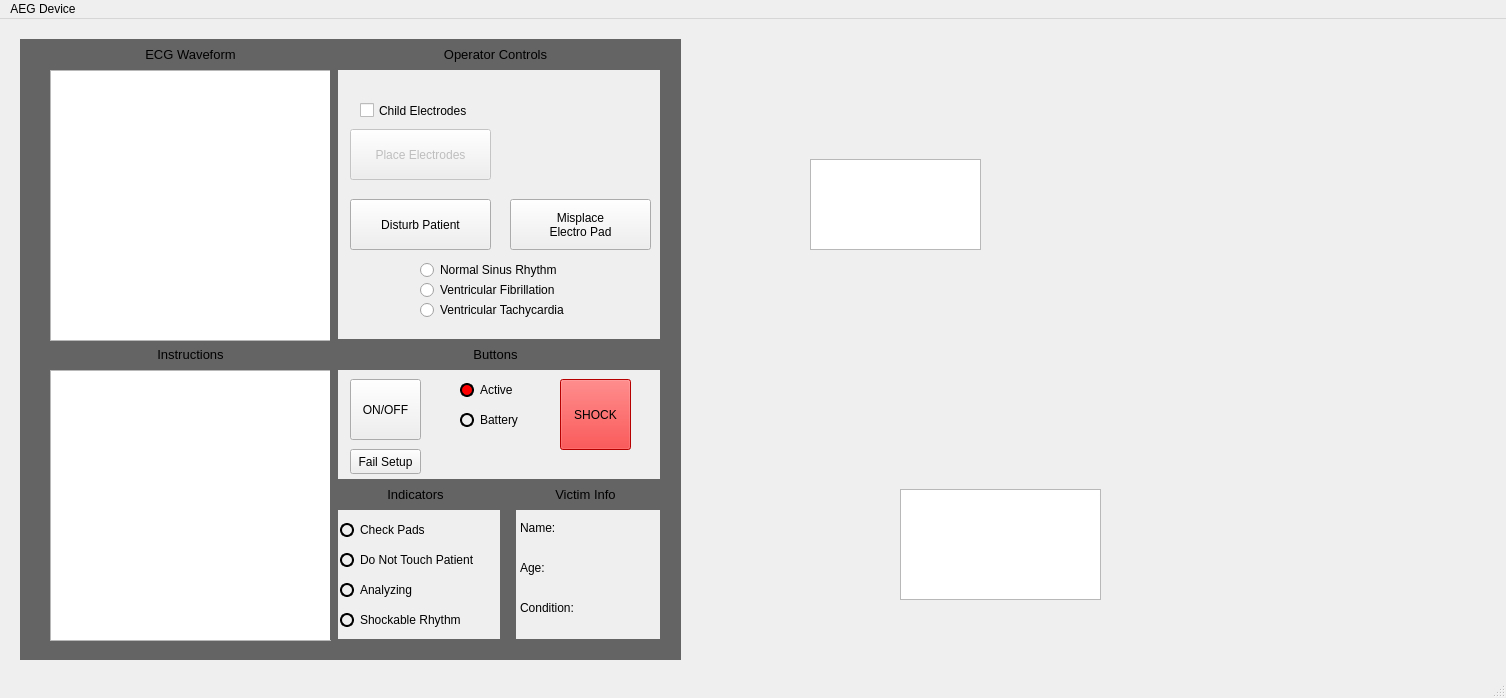
This is COMP3004-FA/mainwindow.ui in ConnorG1067/COMP3004-FA as Qt 5 draws it before an edit. The edited form follows.
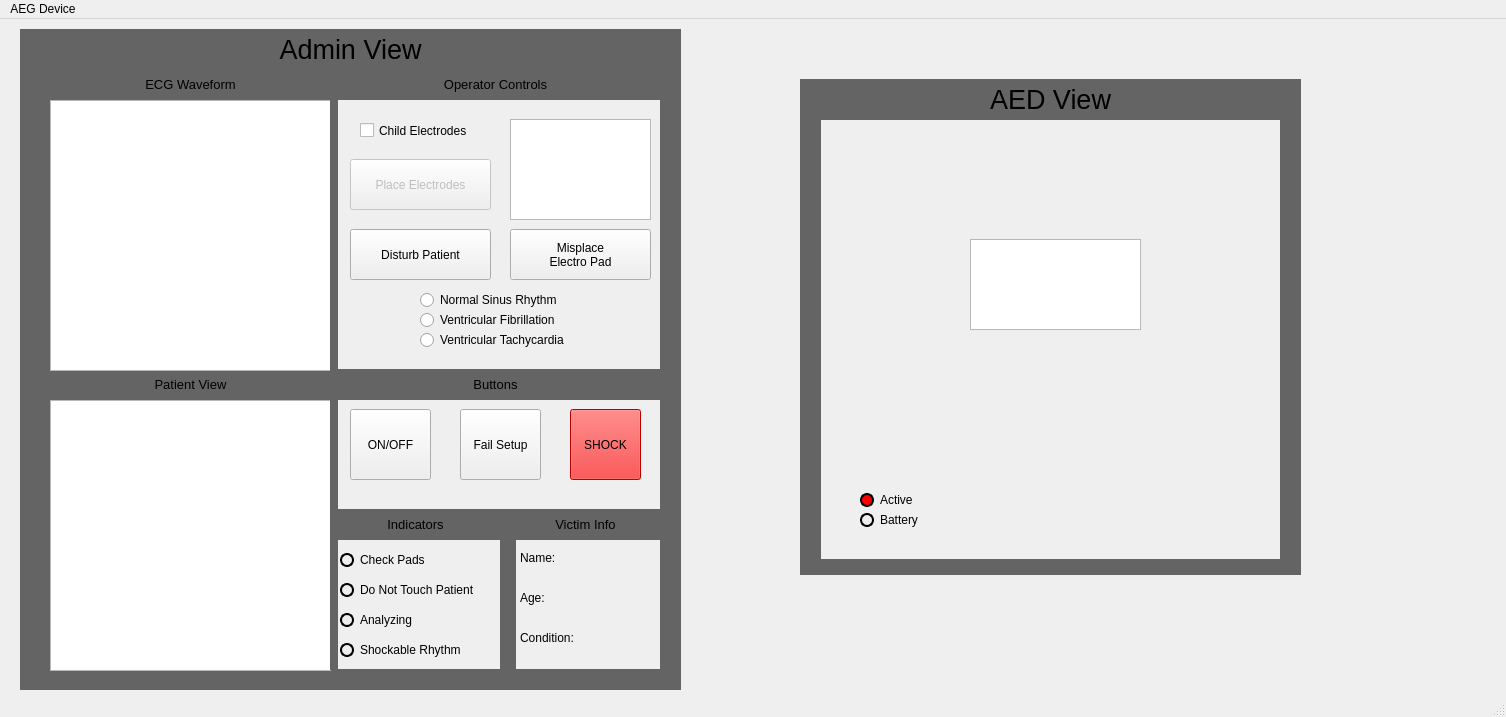
This is the edited form. Icons and pictures are not drawn.

The edit to the form file:
```diff
--- a/COMP3004-FA/mainwindow.ui
+++ b/COMP3004-FA/mainwindow.ui
@@ -7,7 +7,7 @@
     <x>0</x>
     <y>0</y>
     <width>1506</width>
-    <height>698</height>
+    <height>717</height>
    </rect>
   </property>
   <property name="windowTitle">
@@ -21,7 +21,7 @@
     <property name="geometry">
      <rect>
       <x>50</x>
-      <y>20</y>
+      <y>50</y>
       <width>281</width>
       <height>31</height>
      </rect>
@@ -41,7 +41,7 @@
     <property name="geometry">
      <rect>
       <x>330</x>
-      <y>20</y>
+      <y>50</y>
       <width>331</width>
       <height>31</height>
      </rect>
@@ -64,7 +64,7 @@
     <property name="geometry">
      <rect>
       <x>20</x>
-      <y>20</y>
+      <y>50</y>
       <width>31</width>
       <height>621</height>
      </rect>
@@ -84,7 +84,7 @@
     <property name="geometry">
      <rect>
       <x>330</x>
-      <y>320</y>
+      <y>350</y>
       <width>331</width>
       <height>31</height>
      </rect>
@@ -104,7 +104,7 @@
     <property name="geometry">
      <rect>
       <x>50</x>
-      <y>320</y>
+      <y>350</y>
       <width>281</width>
       <height>31</height>
      </rect>
@@ -117,16 +117,16 @@
 &lt;html&gt;&lt;head&gt;&lt;meta name=&quot;qrichtext&quot; content=&quot;1&quot; /&gt;&lt;style type=&quot;text/css&quot;&gt;
 p, li { white-space: pre-wrap; }
 &lt;/style&gt;&lt;/head&gt;&lt;body style=&quot; font-family:'Sans'; font-size:10pt; font-weight:400; font-style:normal;&quot;&gt;
-&lt;p align=&quot;center&quot; style=&quot; margin-top:12px; margin-bottom:12px; margin-left:0px; margin-right:0px; -qt-block-indent:0; text-indent:0px;&quot;&gt;Instructions&lt;/p&gt;&lt;/body&gt;&lt;/html&gt;</string>
+&lt;p align=&quot;center&quot; style=&quot; margin-top:12px; margin-bottom:12px; margin-left:0px; margin-right:0px; -qt-block-indent:0; text-indent:0px;&quot;&gt;Patient View&lt;/p&gt;&lt;/body&gt;&lt;/html&gt;</string>
     </property>
    </widget>
    <widget class="QPushButton" name="onOffBtn">
     <property name="geometry">
      <rect>
       <x>350</x>
-      <y>360</y>
-      <width>71</width>
-      <height>61</height>
+      <y>390</y>
+      <width>81</width>
+      <height>71</height>
      </rect>
     </property>
     <property name="text">
@@ -136,8 +136,8 @@
    <widget class="QPushButton" name="shock">
     <property name="geometry">
      <rect>
-      <x>560</x>
-      <y>360</y>
+      <x>570</x>
+      <y>390</y>
       <width>71</width>
       <height>71</height>
      </rect>
@@ -154,7 +154,7 @@
     <property name="geometry">
      <rect>
       <x>340</x>
-      <y>500</y>
+      <y>530</y>
       <width>101</width>
       <height>22</height>
      </rect>
@@ -182,7 +182,7 @@
     <property name="geometry">
      <rect>
       <x>340</x>
-      <y>530</y>
+      <y>560</y>
       <width>171</width>
       <height>22</height>
      </rect>
@@ -210,7 +210,7 @@
     <property name="geometry">
      <rect>
       <x>340</x>
-      <y>560</y>
+      <y>590</y>
       <width>141</width>
       <height>22</height>
      </rect>
@@ -234,40 +234,6 @@
      <string>Analyzing</string>
     </property>
    </widget>
-   <widget class="QRadioButton" name="activeIndicator">
-    <property name="geometry">
-     <rect>
-      <x>460</x>
-      <y>360</y>
-      <width>91</width>
-      <height>22</height>
-     </rect>
-    </property>
-    <property name="styleSheet">
-     <string notr="true">QRadioButton {
-    color:                  black;
-}
-
-QRadioButton::indicator {
-    width:                  10px;
-    height:                 10px;
-    border-radius:          7px;
-}
-
-QRadioButton::indicator:checked {
-    background-color:       green;
-    border:                 2px solid black;
-}
-
-QRadioButton::indicator:unchecked {
-    background-color:       red;
-    border:                 2px solid black;
-}</string>
-    </property>
-    <property name="text">
-     <string>Active</string>
-    </property>
-   </widget>
    <widget class="QPushButton" name="placeElectrodesBtn">
     <property name="enabled">
      <bool>false</bool>
@@ -275,7 +241,7 @@
     <property name="geometry">
      <rect>
       <x>350</x>
-      <y>110</y>
+      <y>140</y>
       <width>141</width>
       <height>51</height>
      </rect>
@@ -288,7 +254,7 @@
     <property name="geometry">
      <rect>
       <x>340</x>
-      <y>590</y>
+      <y>620</y>
       <width>141</width>
       <height>22</height>
      </rect>
@@ -316,7 +282,7 @@
     <property name="geometry">
      <rect>
       <x>350</x>
-      <y>180</y>
+      <y>210</y>
       <width>141</width>
       <height>51</height>
      </rect>
@@ -325,44 +291,11 @@
      <string>Disturb Patient</string>
     </property>
    </widget>
-   <widget class="QRadioButton" name="batteryIndicator">
-    <property name="geometry">
-     <rect>
-      <x>460</x>
-      <y>390</y>
-      <width>91</width>
-      <height>22</height>
-     </rect>
-    </property>
-    <property name="styleSheet">
-     <string notr="true">QRadioButton {
-    color:                  black;
-}
-
-QRadioButton::indicator {
-    width:                  10px;
-    height:                 10px;
-    border-radius:          7px;
-}
-
-QRadioButton::indicator:checked {
-    background-color:       green;
-    border:                 2px solid black;
-}
-
-QRadioButton::indicator:unchecked {
-    border:                 2px solid black;
-}</string>
-    </property>
-    <property name="text">
-     <string>Battery</string>
-    </property>
-   </widget>
    <widget class="QRadioButton" name="ventricularFibrillationRB">
     <property name="geometry">
      <rect>
       <x>420</x>
-      <y>260</y>
+      <y>290</y>
       <width>161</width>
       <height>22</height>
      </rect>
@@ -375,7 +308,7 @@
     <property name="geometry">
      <rect>
       <x>30</x>
-      <y>620</y>
+      <y>650</y>
       <width>651</width>
       <height>21</height>
      </rect>
@@ -395,7 +328,7 @@
     <property name="geometry">
      <rect>
       <x>660</x>
-      <y>20</y>
+      <y>50</y>
       <width>21</width>
       <height>611</height>
      </rect>
@@ -415,7 +348,7 @@
     <property name="geometry">
      <rect>
       <x>50</x>
-      <y>351</y>
+      <y>381</y>
       <width>281</width>
       <height>271</height>
      </rect>
@@ -425,7 +358,7 @@
     <property name="geometry">
      <rect>
       <x>50</x>
-      <y>51</y>
+      <y>81</y>
       <width>281</width>
       <height>271</height>
      </rect>
@@ -434,10 +367,10 @@
    <widget class="QPushButton" name="failSetUpBtn">
     <property name="geometry">
      <rect>
-      <x>350</x>
-      <y>430</y>
-      <width>71</width>
-      <height>25</height>
+      <x>460</x>
+      <y>390</y>
+      <width>81</width>
+      <height>71</height>
      </rect>
     </property>
     <property name="text">
@@ -448,7 +381,7 @@
     <property name="geometry">
      <rect>
       <x>520</x>
-      <y>500</y>
+      <y>530</y>
       <width>62</width>
       <height>17</height>
      </rect>
@@ -461,7 +394,7 @@
     <property name="geometry">
      <rect>
       <x>500</x>
-      <y>490</y>
+      <y>520</y>
       <width>16</width>
       <height>131</height>
      </rect>
@@ -481,7 +414,7 @@
     <property name="geometry">
      <rect>
       <x>500</x>
-      <y>460</y>
+      <y>490</y>
       <width>171</width>
       <height>31</height>
      </rect>
@@ -501,7 +434,7 @@
     <property name="geometry">
      <rect>
       <x>520</x>
-      <y>540</y>
+      <y>570</y>
       <width>62</width>
       <height>17</height>
      </rect>
@@ -514,7 +447,7 @@
     <property name="geometry">
      <rect>
       <x>520</x>
-      <y>580</y>
+      <y>610</y>
       <width>71</width>
       <height>17</height>
      </rect>
@@ -527,7 +460,7 @@
     <property name="geometry">
      <rect>
       <x>330</x>
-      <y>50</y>
+      <y>80</y>
       <width>8</width>
       <height>571</height>
      </rect>
@@ -547,7 +480,7 @@
     <property name="geometry">
      <rect>
       <x>520</x>
-      <y>520</y>
+      <y>550</y>
       <width>62</width>
       <height>17</height>
      </rect>
@@ -565,7 +498,7 @@
     <property name="geometry">
      <rect>
       <x>520</x>
-      <y>560</y>
+      <y>590</y>
       <width>62</width>
       <height>17</height>
      </rect>
@@ -583,7 +516,7 @@
     <property name="geometry">
      <rect>
       <x>520</x>
-      <y>600</y>
+      <y>630</y>
       <width>141</width>
       <height>17</height>
      </rect>
@@ -601,7 +534,7 @@
     <property name="geometry">
      <rect>
       <x>330</x>
-      <y>460</y>
+      <y>490</y>
       <width>171</width>
       <height>31</height>
      </rect>
@@ -624,7 +557,7 @@
     <property name="geometry">
      <rect>
       <x>510</x>
-      <y>180</y>
+      <y>210</y>
       <width>141</width>
       <height>51</height>
      </rect>
@@ -637,10 +570,10 @@
    <widget class="QTextEdit" name="textInstructions">
     <property name="geometry">
      <rect>
-      <x>900</x>
-      <y>470</y>
-      <width>201</width>
-      <height>111</height>
+      <x>510</x>
+      <y>100</y>
+      <width>141</width>
+      <height>101</height>
      </rect>
     </property>
    </widget>
@@ -648,7 +581,7 @@
     <property name="geometry">
      <rect>
       <x>420</x>
-      <y>280</y>
+      <y>310</y>
       <width>181</width>
       <height>22</height>
      </rect>
@@ -661,7 +594,7 @@
     <property name="geometry">
      <rect>
       <x>420</x>
-      <y>240</y>
+      <y>270</y>
       <width>161</width>
       <height>22</height>
      </rect>
@@ -673,8 +606,8 @@
    <widget class="QLabel" name="label_3">
     <property name="geometry">
      <rect>
-      <x>690</x>
-      <y>30</y>
+      <x>850</x>
+      <y>110</y>
       <width>411</width>
       <height>421</height>
      </rect>
@@ -689,8 +622,8 @@
    <widget class="QPushButton" name="powerButton">
     <property name="geometry">
      <rect>
-      <x>690</x>
-      <y>40</y>
+      <x>850</x>
+      <y>120</y>
       <width>101</width>
       <height>91</height>
      </rect>
@@ -721,8 +654,8 @@
    <widget class="QPushButton" name="childButton">
     <property name="geometry">
      <rect>
-      <x>966</x>
-      <y>299</y>
+      <x>1126</x>
+      <y>379</y>
       <width>70</width>
       <height>70</height>
      </rect>
@@ -750,8 +683,8 @@
    <widget class="QPushButton" name="shockButton">
     <property name="geometry">
      <rect>
-      <x>865</x>
-      <y>350</y>
+      <x>1025</x>
+      <y>430</y>
       <width>70</width>
       <height>71</height>
      </rect>
@@ -780,7 +713,7 @@
     <property name="geometry">
      <rect>
       <x>360</x>
-      <y>80</y>
+      <y>100</y>
       <width>131</width>
       <height>23</height>
      </rect>
@@ -792,8 +725,8 @@
    <widget class="QGraphicsView" name="imageInstructionGraphics">
     <property name="geometry">
      <rect>
-      <x>810</x>
-      <y>140</y>
+      <x>970</x>
+      <y>220</y>
       <width>171</width>
       <height>91</height>
      </rect>
@@ -804,6 +737,173 @@
 }</string>
     </property>
    </widget>
+   <widget class="QLabel" name="label_9">
+    <property name="geometry">
+     <rect>
+      <x>20</x>
+      <y>10</y>
+      <width>661</width>
+      <height>41</height>
+     </rect>
+    </property>
+    <property name="styleSheet">
+     <string notr="true">QLabel{background-color: rgb(100,100,100)}</string>
+    </property>
+    <property name="text">
+     <string>&lt;!DOCTYPE HTML PUBLIC &quot;-//W3C//DTD HTML 4.0//EN&quot; &quot;http://www.w3.org/TR/REC-html40/strict.dtd&quot;&gt;
+&lt;html&gt;&lt;head&gt;&lt;meta name=&quot;qrichtext&quot; content=&quot;1&quot; /&gt;&lt;style type=&quot;text/css&quot;&gt;
+p, li { white-space: pre-wrap; }
+&lt;/style&gt;&lt;/head&gt;&lt;body style=&quot; font-family:'Sans'; font-size:10pt; font-weight:400; font-style:normal;&quot;&gt;
+&lt;p align=&quot;center&quot; dir='rtl' style=&quot; margin-top:12px; margin-bottom:12px; margin-left:0px; margin-right:0px; -qt-block-indent:0; text-indent:0px;&quot;&gt;&lt;span style=&quot; font-size:20pt;&quot;&gt;Admin View&lt;/span&gt;&lt;/p&gt;&lt;/body&gt;&lt;/html&gt;</string>
+    </property>
+   </widget>
+   <widget class="QLabel" name="label_10">
+    <property name="geometry">
+     <rect>
+      <x>800</x>
+      <y>60</y>
+      <width>501</width>
+      <height>41</height>
+     </rect>
+    </property>
+    <property name="styleSheet">
+     <string notr="true">QLabel{background-color: rgb(100,100,100)}</string>
+    </property>
+    <property name="text">
+     <string>&lt;!DOCTYPE HTML PUBLIC &quot;-//W3C//DTD HTML 4.0//EN&quot; &quot;http://www.w3.org/TR/REC-html40/strict.dtd&quot;&gt;
+&lt;html&gt;&lt;head&gt;&lt;meta name=&quot;qrichtext&quot; content=&quot;1&quot; /&gt;&lt;style type=&quot;text/css&quot;&gt;
+p, li { white-space: pre-wrap; }
+&lt;/style&gt;&lt;/head&gt;&lt;body style=&quot; font-family:'Sans'; font-size:10pt; font-weight:400; font-style:normal;&quot;&gt;
+&lt;p align=&quot;center&quot; dir='rtl' style=&quot; margin-top:12px; margin-bottom:12px; margin-left:0px; margin-right:0px; -qt-block-indent:0; text-indent:0px;&quot;&gt;&lt;span style=&quot; font-size:20pt;&quot;&gt;AED View&lt;/span&gt;&lt;/p&gt;&lt;/body&gt;&lt;/html&gt;</string>
+    </property>
+   </widget>
+   <widget class="QLabel" name="label_14">
+    <property name="geometry">
+     <rect>
+      <x>800</x>
+      <y>100</y>
+      <width>21</width>
+      <height>451</height>
+     </rect>
+    </property>
+    <property name="styleSheet">
+     <string notr="true">QLabel{background-color: rgb(100,100,100)}</string>
+    </property>
+    <property name="text">
+     <string>&lt;!DOCTYPE HTML PUBLIC &quot;-//W3C//DTD HTML 4.0//EN&quot; &quot;http://www.w3.org/TR/REC-html40/strict.dtd&quot;&gt;
+&lt;html&gt;&lt;head&gt;&lt;meta name=&quot;qrichtext&quot; content=&quot;1&quot; /&gt;&lt;style type=&quot;text/css&quot;&gt;
+p, li { white-space: pre-wrap; }
+&lt;/style&gt;&lt;/head&gt;&lt;body style=&quot; font-family:'Sans'; font-size:10pt; font-weight:400; font-style:normal;&quot;&gt;
+&lt;p align=&quot;center&quot; dir='rtl' style=&quot;-qt-paragraph-type:empty; margin-top:12px; margin-bottom:12px; margin-left:0px; margin-right:0px; -qt-block-indent:0; text-indent:0px;&quot;&gt;&lt;br /&gt;&lt;/p&gt;&lt;/body&gt;&lt;/html&gt;</string>
+    </property>
+   </widget>
+   <widget class="QLabel" name="label_16">
+    <property name="geometry">
+     <rect>
+      <x>800</x>
+      <y>540</y>
+      <width>501</width>
+      <height>16</height>
+     </rect>
+    </property>
+    <property name="styleSheet">
+     <string notr="true">QLabel{background-color: rgb(100,100,100)}</string>
+    </property>
+    <property name="text">
+     <string>&lt;!DOCTYPE HTML PUBLIC &quot;-//W3C//DTD HTML 4.0//EN&quot; &quot;http://www.w3.org/TR/REC-html40/strict.dtd&quot;&gt;
+&lt;html&gt;&lt;head&gt;&lt;meta name=&quot;qrichtext&quot; content=&quot;1&quot; /&gt;&lt;style type=&quot;text/css&quot;&gt;
+p, li { white-space: pre-wrap; }
+&lt;/style&gt;&lt;/head&gt;&lt;body style=&quot; font-family:'Sans'; font-size:10pt; font-weight:400; font-style:normal;&quot;&gt;
+&lt;p align=&quot;center&quot; dir='rtl' style=&quot;-qt-paragraph-type:empty; margin-top:12px; margin-bottom:12px; margin-left:0px; margin-right:0px; -qt-block-indent:0; text-indent:0px;&quot;&gt;&lt;br /&gt;&lt;/p&gt;&lt;/body&gt;&lt;/html&gt;</string>
+    </property>
+   </widget>
+   <widget class="QLabel" name="label_17">
+    <property name="geometry">
+     <rect>
+      <x>1280</x>
+      <y>100</y>
+      <width>21</width>
+      <height>451</height>
+     </rect>
+    </property>
+    <property name="styleSheet">
+     <string notr="true">QLabel{background-color: rgb(100,100,100)}</string>
+    </property>
+    <property name="text">
+     <string>&lt;!DOCTYPE HTML PUBLIC &quot;-//W3C//DTD HTML 4.0//EN&quot; &quot;http://www.w3.org/TR/REC-html40/strict.dtd&quot;&gt;
+&lt;html&gt;&lt;head&gt;&lt;meta name=&quot;qrichtext&quot; content=&quot;1&quot; /&gt;&lt;style type=&quot;text/css&quot;&gt;
+p, li { white-space: pre-wrap; }
+&lt;/style&gt;&lt;/head&gt;&lt;body style=&quot; font-family:'Sans'; font-size:10pt; font-weight:400; font-style:normal;&quot;&gt;
+&lt;p align=&quot;center&quot; dir='rtl' style=&quot;-qt-paragraph-type:empty; margin-top:12px; margin-bottom:12px; margin-left:0px; margin-right:0px; -qt-block-indent:0; text-indent:0px;&quot;&gt;&lt;br /&gt;&lt;/p&gt;&lt;/body&gt;&lt;/html&gt;</string>
+    </property>
+   </widget>
+   <widget class="QRadioButton" name="batteryIndicator">
+    <property name="geometry">
+     <rect>
+      <x>860</x>
+      <y>490</y>
+      <width>91</width>
+      <height>22</height>
+     </rect>
+    </property>
+    <property name="styleSheet">
+     <string notr="true">QRadioButton {
+    color:                  black;
+}
+
+QRadioButton::indicator {
+    width:                  10px;
+    height:                 10px;
+    border-radius:          7px;
+}
+
+QRadioButton::indicator:checked {
+    background-color:       green;
+    border:                 2px solid black;
+}
+
+QRadioButton::indicator:unchecked {
+    border:                 2px solid black;
+}</string>
+    </property>
+    <property name="text">
+     <string>Battery</string>
+    </property>
+   </widget>
+   <widget class="QRadioButton" name="activeIndicator">
+    <property name="geometry">
+     <rect>
+      <x>860</x>
+      <y>470</y>
+      <width>91</width>
+      <height>22</height>
+     </rect>
+    </property>
+    <property name="styleSheet">
+     <string notr="true">QRadioButton {
+    color:                  black;
+}
+
+QRadioButton::indicator {
+    width:                  10px;
+    height:                 10px;
+    border-radius:          7px;
+}
+
+QRadioButton::indicator:checked {
+    background-color:       green;
+    border:                 2px solid black;
+}
+
+QRadioButton::indicator:unchecked {
+    background-color:       red;
+    border:                 2px solid black;
+}</string>
+    </property>
+    <property name="text">
+     <string>Active</string>
+    </property>
+   </widget>
   </widget>
   <widget class="QMenuBar" name="menubar">
    <property name="geometry">
```
Left out of the diff: 6 changed lines with no effect on the pictures.
